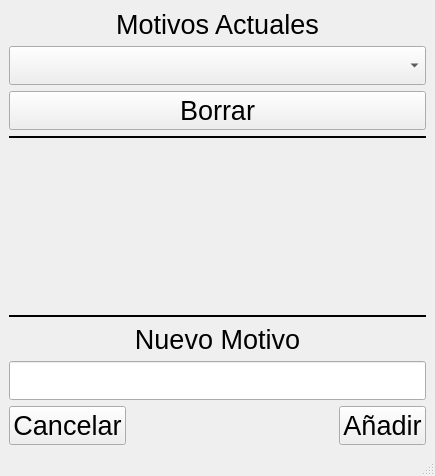
Before: the Qt Designer form nuevomotivo.ui in maxi03462/Chau-QT, drawn with Qt 5.
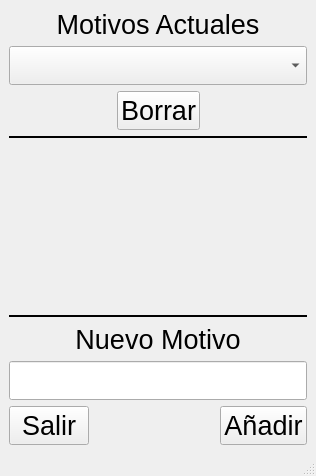
After: the same form once the commit is applied.

Commit message: Esta "Finalizada" la pantalla de los motivos

The edit to the form file:
```diff
--- a/nuevomotivo.ui
+++ b/nuevomotivo.ui
@@ -6,7 +6,7 @@
    <rect>
     <x>0</x>
     <y>0</y>
-    <width>435</width>
+    <width>316</width>
     <height>476</height>
    </rect>
   </property>
@@ -16,10 +16,6 @@
   <widget class="QWidget" name="centralwidget">
    <layout class="QHBoxLayout" name="horizontalLayout_3">
     <item>
-     <layout class="QVBoxLayout" name="verticalLayout_2">
-      <item>
-       <layout class="QHBoxLayout" name="horizontalLayout_2">
-        <item>
          <layout class="QVBoxLayout" name="verticalLayout">
           <item>
            <widget class="QLabel" name="label_2">
@@ -46,6 +42,21 @@
            </widget>
           </item>
           <item>
+       <layout class="QHBoxLayout" name="horizontalLayout_2">
+        <item>
+         <spacer name="horizontalSpacer_3">
+          <property name="orientation">
+           <enum>Qt::Horizontal</enum>
+          </property>
+          <property name="sizeHint" stdset="0">
+           <size>
+            <width>40</width>
+            <height>20</height>
+           </size>
+          </property>
+         </spacer>
+        </item>
+        <item>
            <widget class="QPushButton" name="pushButton_3">
             <property name="font">
              <font>
@@ -58,6 +69,21 @@
            </widget>
           </item>
           <item>
+         <spacer name="horizontalSpacer_2">
+          <property name="orientation">
+           <enum>Qt::Horizontal</enum>
+          </property>
+          <property name="sizeHint" stdset="0">
+           <size>
+            <width>40</width>
+            <height>20</height>
+           </size>
+          </property>
+         </spacer>
+        </item>
+       </layout>
+      </item>
+      <item>
            <widget class="Line" name="line_2">
             <property name="frameShadow">
              <enum>QFrame::Plain</enum>
@@ -161,7 +187,7 @@
                </font>
               </property>
               <property name="text">
-               <string>Cancelar</string>
+           <string>Salir</string>
               </property>
              </widget>
             </item>
@@ -189,10 +215,6 @@
                <string>Añadir</string>
               </property>
              </widget>
-            </item>
-           </layout>
-          </item>
-         </layout>
         </item>
        </layout>
       </item>
```
Lines whose indentation alone changed are shown as unchanged. The commit also changes 2 other files.
